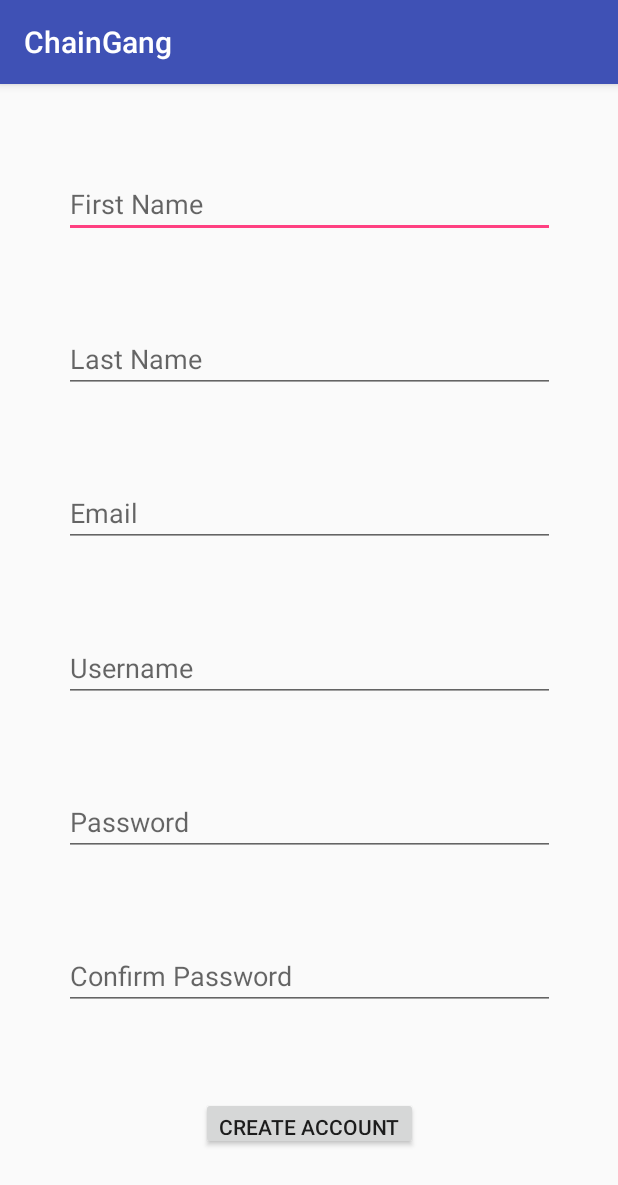
After one commit to quandtifier/ChainGangGamma, an Android app: the CreateAccountActivity screen opened directly, with no data from a screen before it, on a phone screen of 412 x 824 dp. The commit adds this screen. Shown: the top 1185 px of the screen. Run offline under Robolectric (Android 15) with nearby library versions, the phone set to English and light mode, and no system bars.

Commit message:
added the CreateAccountActivity

```diff
--- a/app/src/main/AndroidManifest.xml
+++ b/app/src/main/AndroidManifest.xml
@@ -4,9 +4,9 @@
 
     <application
         android:allowBackup="true"
-        android:icon="@mipmap/ic_launcher"
+        android:icon="@mipmap/chaingang_logo"
         android:label="@string/app_name"
-        android:roundIcon="@mipmap/ic_launcher_round"
+        android:roundIcon="@mipmap/chaingang_logo_round"
         android:supportsRtl="true"
         android:theme="@style/AppTheme">
         <activity android:name=".LoginActivity">
@@ -16,6 +16,7 @@
                 <category android:name="android.intent.category.LAUNCHER" />
             </intent-filter>
         </activity>
+        <activity android:name=".CreateAccountActivity"></activity>
     </application>
 
 </manifest>
--- /dev/null
+++ b/app/src/main/java/edu/tacoma/uw/css/quandm/chainganggamma/CreateAccountActivity.java
@@ -0,0 +1,13 @@
+package edu.tacoma.uw.css.quandm.chainganggamma;
+
+import android.support.v7.app.AppCompatActivity;
+import android.os.Bundle;
+
+public class CreateAccountActivity extends AppCompatActivity {
+
+    @Override
+    protected void onCreate(Bundle savedInstanceState) {
+        super.onCreate(savedInstanceState);
+        setContentView(R.layout.activity_create_account);
+    }
+}
--- a/app/src/main/java/edu/tacoma/uw/css/quandm/chainganggamma/LoginActivity.java
+++ b/app/src/main/java/edu/tacoma/uw/css/quandm/chainganggamma/LoginActivity.java
@@ -1,7 +1,9 @@
 package edu.tacoma.uw.css.quandm.chainganggamma;
 
+import android.content.Intent;
 import android.support.v7.app.AppCompatActivity;
 import android.os.Bundle;
+import android.view.View;
 
 public class LoginActivity extends AppCompatActivity {
 
@@ -10,4 +12,9 @@ public class LoginActivity extends AppCompatActivity {
         super.onCreate(savedInstanceState);
         setContentView(R.layout.activity_login);
     }
+
+    public void createAccountNav(View view) {
+        Intent intent = new Intent(this, CreateAccountActivity.class);
+        startActivity(intent);
+    }
 }
--- /dev/null
+++ b/app/src/main/res/layout/activity_create_account.xml
@@ -0,0 +1,132 @@
+<?xml version="1.0" encoding="utf-8"?>
+<android.support.constraint.ConstraintLayout xmlns:android="http://schemas.android.com/apk/res/android"
+    xmlns:app="http://schemas.android.com/apk/res-auto"
+    xmlns:tools="http://schemas.android.com/tools"
+    android:layout_width="match_parent"
+    android:layout_height="match_parent"
+    tools:context=".CreateAccountActivity">
+
+    <EditText
+        android:id="@+id/editText"
+        android:layout_width="327dp"
+        android:layout_height="wrap_content"
+        android:layout_marginEnd="8dp"
+        android:layout_marginLeft="8dp"
+        android:layout_marginRight="8dp"
+        android:layout_marginStart="8dp"
+        android:contentDescription="@string/txt_fname"
+        android:ems="10"
+        android:hint="@string/txt_fname"
+        android:inputType="textPersonName"
+        app:layout_constraintBottom_toTopOf="@+id/editText2"
+        app:layout_constraintEnd_toEndOf="parent"
+        app:layout_constraintHorizontal_bias="0.5"
+        app:layout_constraintStart_toStartOf="parent"
+        app:layout_constraintTop_toTopOf="parent" />
+
+    <EditText
+        android:id="@+id/editText2"
+        android:layout_width="327dp"
+        android:layout_height="wrap_content"
+        android:layout_marginEnd="8dp"
+        android:layout_marginLeft="8dp"
+        android:layout_marginRight="8dp"
+        android:layout_marginStart="8dp"
+        android:contentDescription="@string/txt_lname"
+        android:ems="10"
+        android:hint="@string/txt_lname"
+        android:inputType="textPersonName"
+        app:layout_constraintBottom_toTopOf="@+id/editText3"
+        app:layout_constraintEnd_toEndOf="parent"
+        app:layout_constraintHorizontal_bias="0.5"
+        app:layout_constraintStart_toStartOf="parent"
+        app:layout_constraintTop_toBottomOf="@+id/editText" />
+
+    <EditText
+        android:id="@+id/editText3"
+        android:layout_width="327dp"
+        android:layout_height="wrap_content"
+        android:layout_marginEnd="8dp"
+        android:layout_marginLeft="8dp"
+        android:layout_marginRight="8dp"
+        android:layout_marginStart="8dp"
+        android:contentDescription="@string/txt_email"
+        android:ems="10"
+        android:hint="@string/txt_email"
+        android:inputType="textEmailAddress"
+        app:layout_constraintBottom_toTopOf="@+id/editText4"
+        app:layout_constraintEnd_toEndOf="parent"
+        app:layout_constraintHorizontal_bias="0.5"
+        app:layout_constraintStart_toStartOf="parent"
+        app:layout_constraintTop_toBottomOf="@+id/editText2" />
+
+    <EditText
+        android:id="@+id/editText7"
+        android:layout_width="327dp"
+        android:layout_height="wrap_content"
+        android:layout_marginEnd="8dp"
+        android:layout_marginLeft="8dp"
+        android:layout_marginRight="8dp"
+        android:layout_marginStart="8dp"
+        android:contentDescription="@string/txt_password"
+        android:ems="10"
+        android:hint="@string/txt_password"
+        android:inputType="textPersonName"
+        app:layout_constraintBottom_toTopOf="@+id/editText8"
+        app:layout_constraintEnd_toEndOf="parent"
+        app:layout_constraintHorizontal_bias="0.5"
+        app:layout_constraintStart_toStartOf="parent"
+        app:layout_constraintTop_toBottomOf="@+id/editText4" />
+
+    <EditText
+        android:id="@+id/editText4"
+        android:layout_width="327dp"
+        android:layout_height="wrap_content"
+        android:layout_marginEnd="8dp"
+        android:layout_marginLeft="8dp"
+        android:layout_marginRight="8dp"
+        android:layout_marginStart="8dp"
+        android:contentDescription="@string/txt_username"
+        android:ems="10"
+        android:hint="@string/txt_username"
+        android:inputType="textPersonName"
+        app:layout_constraintBottom_toTopOf="@+id/editText7"
+        app:layout_constraintEnd_toEndOf="parent"
+        app:layout_constraintHorizontal_bias="0.5"
+        app:layout_constraintStart_toStartOf="parent"
+        app:layout_constraintTop_toBottomOf="@+id/editText3" />
+
+    <EditText
+        android:id="@+id/editText8"
+        android:layout_width="327dp"
+        android:layout_height="wrap_content"
+        android:layout_marginEnd="8dp"
+        android:layout_marginLeft="8dp"
+        android:layout_marginRight="8dp"
+        android:layout_marginStart="8dp"
+        android:contentDescription="@string/txt_pass_confirm"
+        android:ems="10"
+        android:hint="@string/txt_pass_confirm"
+        android:inputType="textPersonName"
+        app:layout_constraintBottom_toTopOf="@+id/button"
+        app:layout_constraintEnd_toEndOf="parent"
+        app:layout_constraintHorizontal_bias="0.5"
+        app:layout_constraintStart_toStartOf="parent"
+        app:layout_constraintTop_toBottomOf="@+id/editText7" />
+
+    <Button
+        android:id="@+id/button"
+        android:layout_width="wrap_content"
+        android:layout_height="35dp"
+        android:layout_marginEnd="8dp"
+        android:layout_marginLeft="8dp"
+        android:layout_marginRight="8dp"
+        android:layout_marginStart="8dp"
+        android:text="@string/btn_create_account_caps"
+        app:layout_constraintBottom_toBottomOf="parent"
+        app:layout_constraintEnd_toEndOf="parent"
+        app:layout_constraintHorizontal_bias="0.5"
+        app:layout_constraintStart_toStartOf="parent"
+        app:layout_constraintTop_toBottomOf="@+id/editText8" />
+
+</android.support.constraint.ConstraintLayout>
--- a/app/src/main/res/layout/activity_login.xml
+++ b/app/src/main/res/layout/activity_login.xml
@@ -28,6 +28,7 @@
         android:layout_marginLeft="8dp"
         android:layout_marginRight="8dp"
         android:layout_marginStart="8dp"
+        android:onClick="createAccountNav"
         android:text="@string/btn_create_account"
         app:layout_constraintBottom_toTopOf="@+id/t_and_c"
         app:layout_constraintEnd_toEndOf="parent"
@@ -77,7 +78,7 @@
         app:layout_constraintEnd_toEndOf="parent"
         app:layout_constraintStart_toStartOf="parent"
         app:layout_constraintTop_toTopOf="parent"
-        app:srcCompat="@mipmap/ChainGangLogo_round" />
+        app:srcCompat="@mipmap/chaingang_logo_round" />
 
     <TextView
         android:id="@+id/textView3"
```
Also changed, not shown: app/src/main/res/mipmap-anydpi-v26/chaingang_logo.xml (renamed from app/src/main/res/mipmap-anydpi-v26/ChainGangLogo.xml), app/src/main/res/mipmap-anydpi-v26/chaingang_logo_round.xml (renamed from app/src/main/res/mipmap-anydpi-v26/ChainGangLogo_round.xml), app/src/main/res/mipmap-hdpi/chaingang_logo.png (renamed from app/src/main/res/mipmap-hdpi/ChainGangLogo.png), app/src/main/res/mipmap-hdpi/chaingang_logo_round.png (renamed from app/src/main/res/mipmap-hdpi/ChainGangLogo_round.png), app/src/main/res/mipmap-mdpi/chaingang_logo.png (renamed from app/src/main/res/mipmap-mdpi/ChainGangLogo.png), app/src/main/res/mipmap-mdpi/chaingang_logo_round.png (renamed from app/src/main/res/mipmap-mdpi/ChainGangLogo_round.png), app/src/main/res/mipmap-xhdpi/chaingang_logo.png (renamed from app/src/main/res/mipmap-xhdpi/ChainGangLogo.png), app/src/main/res/mipmap-xhdpi/chaingang_logo_round.png (renamed from app/src/main/res/mipmap-xhdpi/ChainGangLogo_round.png), app/src/main/res/mipmap-xxhdpi/chaingang_logo.png (renamed from app/src/main/res/mipmap-xxhdpi/ChainGangLogo.png), app/src/main/res/mipmap-xxhdpi/chaingang_logo_round.png (renamed from app/src/main/res/mipmap-xxhdpi/ChainGangLogo_round.png), app/src/main/res/mipmap-xxxhdpi/chaingang_logo.png (renamed from app/src/main/res/mipmap-xxxhdpi/ChainGangLogo.png), app/src/main/res/mipmap-xxxhdpi/chaingang_logo_round.png (renamed from app/src/main/res/mipmap-xxxhdpi/ChainGangLogo_round.png).
